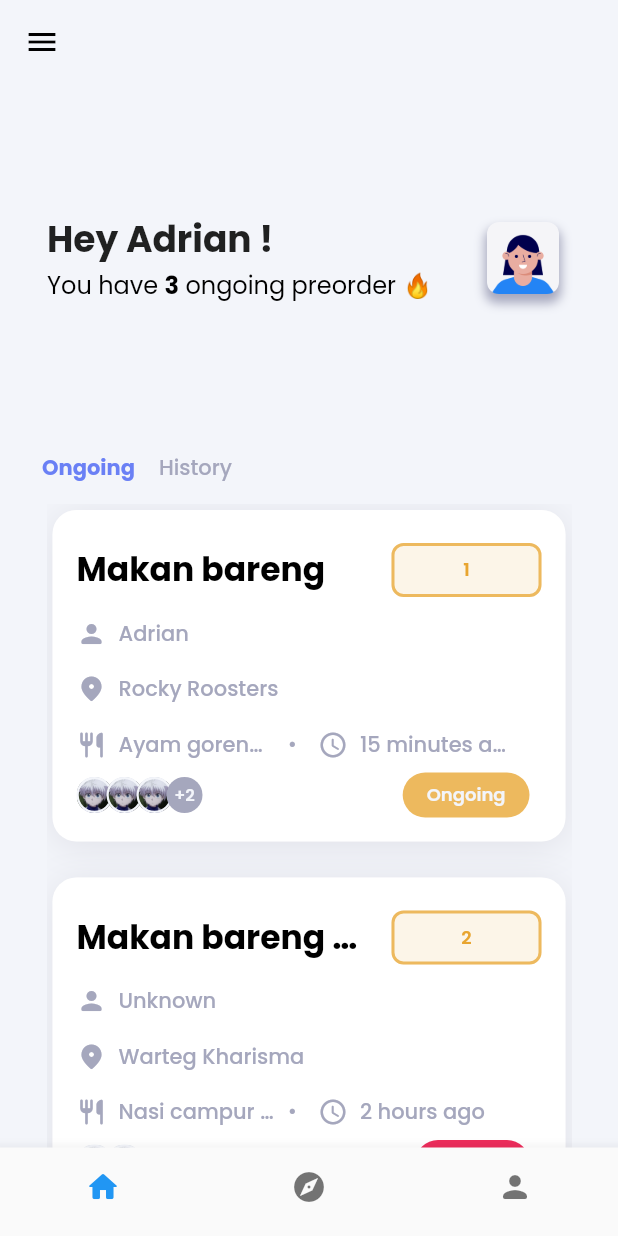
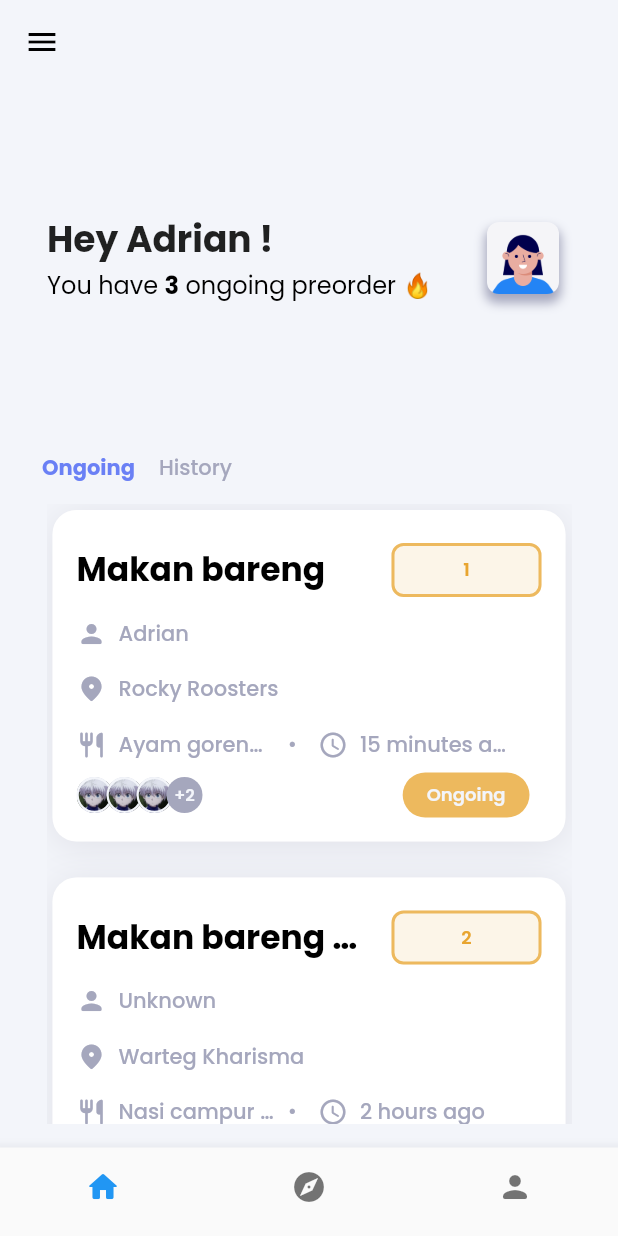
Before and after one commit to andrewtanjaya/kiolah, a Flutter app: the screen it shows after launch, on a phone screen of 412 x 824 dp. Run offline on Flutter 3.47's test engine with Material 2 defaults, Android fonts, the phone set to English and light mode, and no system bars; our stand-ins replace cloud_firestore, firebase_auth, firebase_core, firebase_messaging, flutter_local_notifications, flutter_multi_formatter and 4 more; accounts and stored records are empty.

Commit message:
margin home

```diff
--- a/lib/views/Home/main_home.dart
+++ b/lib/views/Home/main_home.dart
@@ -313,7 +313,7 @@ class _MainHomeState extends State<MainHome> {
         body: Container(
           color: colorMainWhite,
           width: size.width,
-          height: size.height - 24.0,
+          height: size.height,
           child: Column(
             children: [
               // header
@@ -392,6 +392,9 @@ class _MainHomeState extends State<MainHome> {
                   ),
                 ),
               ),
+              SizedBox(
+                height: 16.0,
+              )
             ],
           ),
         ),
```
